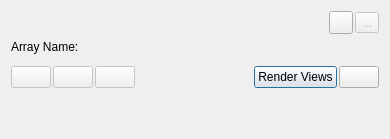
This is Qt/ApplicationComponents/Resources/UI/pqColorMapEditor.ui in Kitware/ParaView as Qt 5 draws it before an edit. The edited form follows.
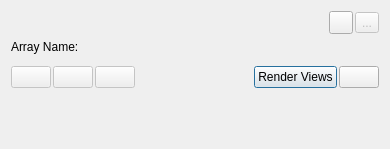
This is the edited form. Icons and pictures are not drawn. Custom widgets are drawn as their Qt base class.

Commit message:
Add icon for saving color map default for all arrays
This icon was removed somehow.

Patch:
```diff
--- a/Qt/ApplicationComponents/Resources/UI/pqColorMapEditor.ui
+++ b/Qt/ApplicationComponents/Resources/UI/pqColorMapEditor.ui
@@ -7,7 +7,7 @@
     <x>0</x>
     <y>0</y>
     <width>390</width>
-    <height>126</height>
+    <height>149</height>
    </rect>
   </property>
   <property name="minimumSize">
@@ -104,7 +104,7 @@
         <x>0</x>
         <y>0</y>
         <width>372</width>
-        <height>53</height>
+        <height>76</height>
        </rect>
       </property>
       <layout class="QVBoxLayout" name="ScrollAreaLayout" stretch="0,0,1">
```
Left out of the diff: 8 changed lines with no effect on the pictures.
